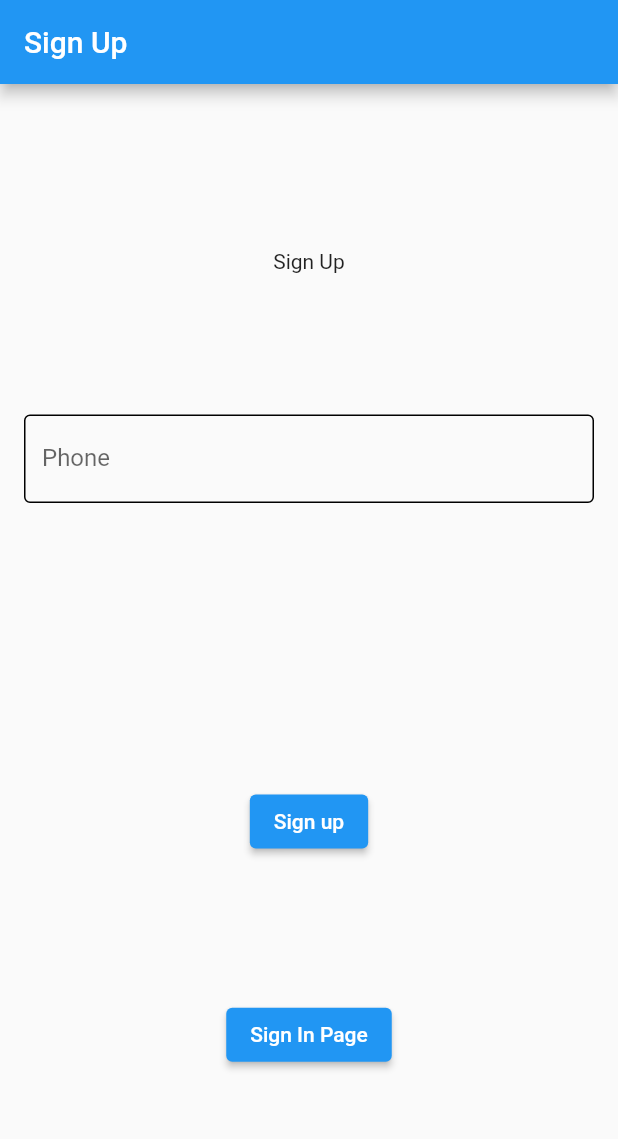
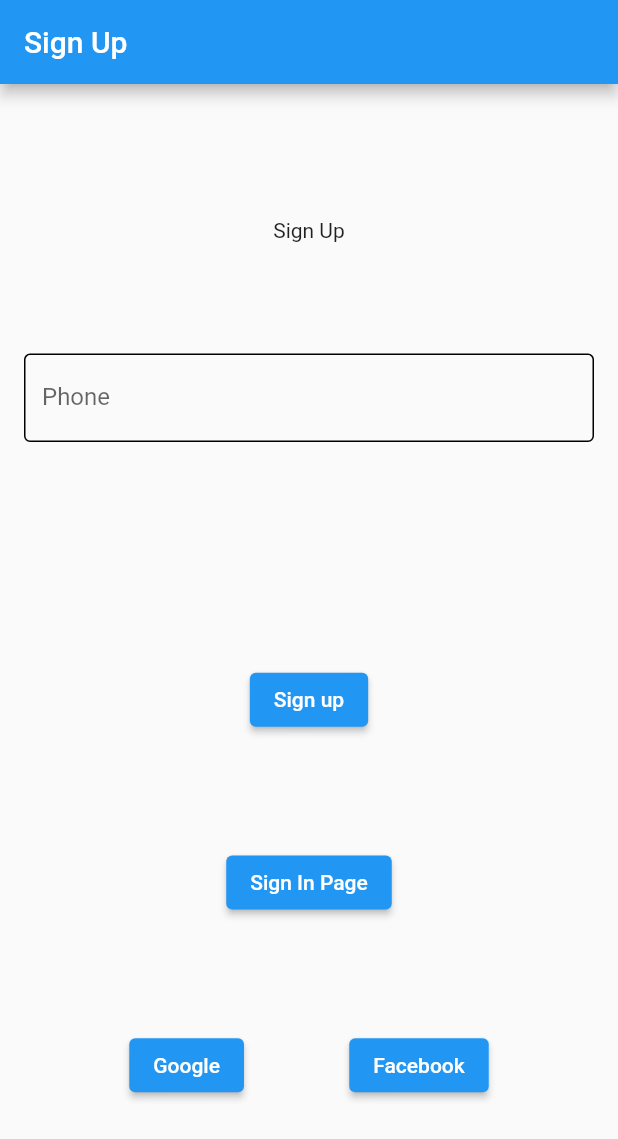
Before and after one commit to Jamshid1901/foode_app, a Flutter app: the screen it shows after launch, on a phone screen of 412 x 824 dp. Shown: the top 1139 px of the screen. Run offline on Flutter 3.47's test engine with Material 2 defaults, Android fonts, the phone set to English and light mode, and no system bars; our stand-ins replace cloud_firestore, firebase_auth, firebase_core, firebase_storage, flutter_screenutil, google_sign_in and 4 more; accounts and stored records are empty.

Commit message:
- add google login

```diff
--- a/lib/view/pages/auth/sign_up.dart
+++ b/lib/view/pages/auth/sign_up.dart
@@ -1,8 +1,10 @@
+import 'package:firebase_auth/firebase_auth.dart';
 import 'package:flutter/material.dart';
 import 'package:foode_app/controller/auth_controller.dart';
 import 'package:foode_app/view/component/custom_text_from.dart';
 import 'package:foode_app/view/pages/auth/login_page.dart';
 import 'package:foode_app/view/pages/auth/verfy_page.dart';
+import 'package:google_sign_in/google_sign_in.dart';
 import 'package:provider/provider.dart';
 
 class SignUp extends StatefulWidget {
@@ -67,7 +69,23 @@ class _SignUpState extends State<SignUp> {
                   Navigator.push(context,
                       MaterialPageRoute(builder: (_) => const LoginPage()));
                 },
-                child: const Text("Sign In Page"))
+                child: const Text("Sign In Page")),
+            Row(
+              mainAxisAlignment: MainAxisAlignment.spaceEvenly,
+              children: [
+                ElevatedButton(
+                    onPressed: () async {
+                      context.read<AuthController>().loginGoogle();
+                    },
+                    child: context.watch<AuthController>().isGoogleLoading
+                        ? const Padding(
+                          padding: EdgeInsets.all(2.0),
+                          child: CircularProgressIndicator(color: Colors.white,),
+                        )
+                        : const Text("Google")),
+                ElevatedButton(onPressed: () {}, child: Text("Facebook")),
+              ],
+            )
           ],
         ),
       ),
--- a/pubspec.yaml
+++ b/pubspec.yaml
@@ -45,6 +45,7 @@ dependencies:
   image_picker: ^0.8.6+1
   image_cropper: ^3.0.1
   flutter_screenutil: ^5.6.0
+  google_sign_in: ^5.4.3
 
 dev_dependencies:
   flutter_test:
```
Also changed, not shown: lib/controller/auth_controller.dart (+42 -0 lines), pubspec.lock, 1 other file.
